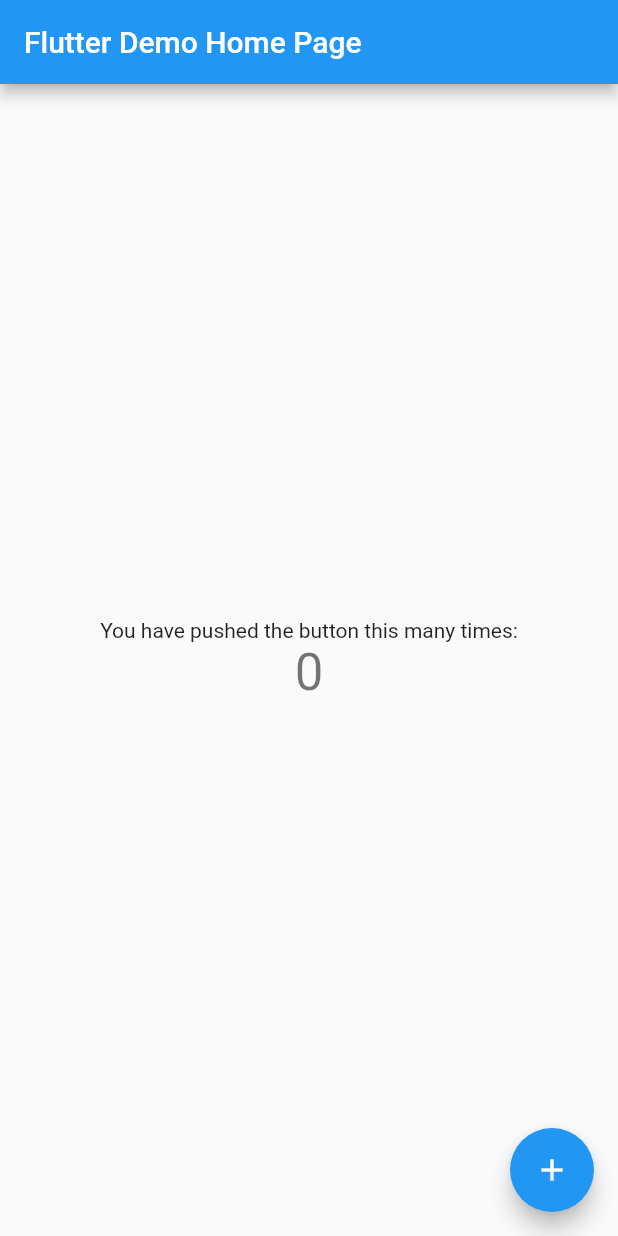
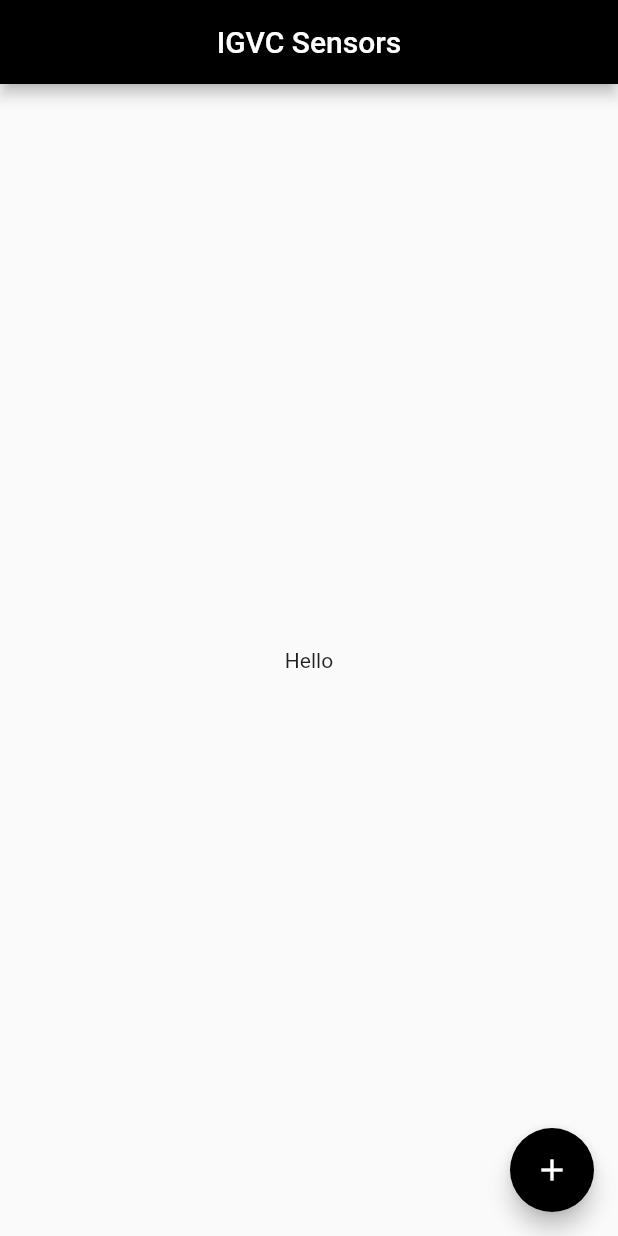
Before and after one commit to BYU-AGV/igvc_sensor_app, a Flutter app: the screen it shows after launch, on a phone screen of 412 x 824 dp. Run offline on Flutter 3.47's test engine with Material 2 defaults, Android fonts, the phone set to English and light mode, and no system bars.

Commit message:
- Added icons - Started playing around with color scheme

```diff
--- a/lib/main.dart
+++ b/lib/main.dart
@@ -18,9 +18,10 @@ class MyApp extends StatelessWidget {
         // or simply save your changes to "hot reload" in a Flutter IDE).
         // Notice that the counter didn't reset back to zero; the application
         // is not restarted.
-        primarySwatch: Colors.blue,
+        primaryColor: Colors.black,
+//        primarySwatch: Colors.grey,
       ),
-      home: MyHomePage(title: 'Flutter Demo Home Page'),
+      home: MyHomePage(title: 'IGVC Sensors'),
     );
   }
 }
@@ -69,40 +70,16 @@ class _MyHomePageState extends State<MyHomePage> {
       appBar: AppBar(
         // Here we take the value from the MyHomePage object that was created by
         // the App.build method, and use it to set our appbar title.
-        title: Text(widget.title),
+        title: Center(child: Text(widget.title)),
       ),
       body: Center(
         // Center is a layout widget. It takes a single child and positions it
         // in the middle of the parent.
-        child: Column(
-          // Column is also layout widget. It takes a list of children and
-          // arranges them vertically. By default, it sizes itself to fit its
-          // children horizontally, and tries to be as tall as its parent.
-          //
-          // Invoke "debug painting" (press "p" in the console, choose the
-          // "Toggle Debug Paint" action from the Flutter Inspector in Android
-          // Studio, or the "Toggle Debug Paint" command in Visual Studio Code)
-          // to see the wireframe for each widget.
-          //
-          // Column has various properties to control how it sizes itself and
-          // how it positions its children. Here we use mainAxisAlignment to
-          // center the children vertically; the main axis here is the vertical
-          // axis because Columns are vertical (the cross axis would be
-          // horizontal).
-          mainAxisAlignment: MainAxisAlignment.center,
-          children: <Widget>[
-            Text(
-              'You have pushed the button this many times:',
-            ),
-            Text(
-              '$_counter',
-              style: Theme.of(context).textTheme.display1,
-            ),
-          ],
-        ),
+        child: Text("Hello"),
       ),
       floatingActionButton: FloatingActionButton(
         onPressed: _incrementCounter,
+        backgroundColor: Theme.of(context).primaryColor,
         tooltip: 'Increment',
         child: Icon(Icons.add),
       ), // This trailing comma makes auto-formatting nicer for build methods.
--- a/pubspec.yaml
+++ b/pubspec.yaml
@@ -17,7 +17,7 @@ dependencies:
     sdk: flutter
 
   camera: ^0.2.9+1 # camera package for flutter, can do multiple cameras
-  usb_serial: ^0.1.1 # only works on android, Apple is stingy about stuff
+#  usb_serial: ^0.1.1 # only works on android, Apple is stingy about stuff
   location: ^1.4.1 # GPS package, technically redundant but will perform better for us
   sensors: ^0.3.5 # other sensors, IMU, gyroscope etc.
   geolocator: ^2.1.1 # geolocation library, might be useful
```
Also changed, not shown: 26 other files.
